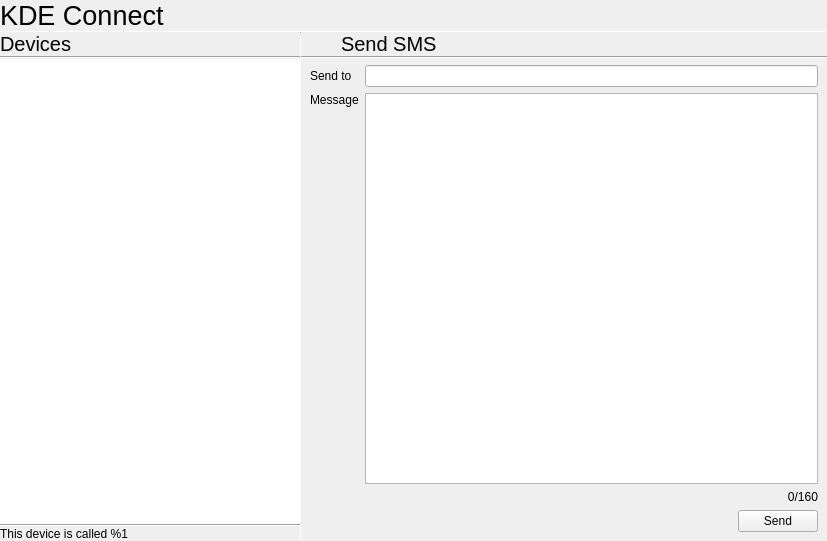
Qt form shell/kdeconnect/kdeconnectwidget.ui (vicr123/theshell) before a commit.
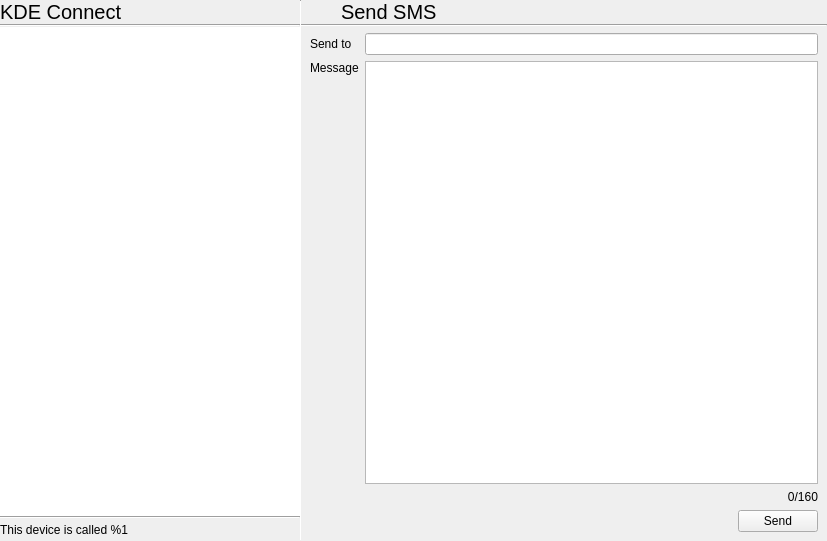
The same form after that commit. The open tabs and pages were chosen to show the change. Icons and pictures are not drawn. Custom widgets are drawn as their Qt base class.

Commit message: KDE Connect phone number validation

What changed in the file:
```diff
--- a/shell/kdeconnect/kdeconnectwidget.ui
+++ b/shell/kdeconnect/kdeconnectwidget.ui
@@ -29,34 +29,6 @@
    <property name="bottomMargin">
     <number>0</number>
    </property>
-   <item>
-    <widget class="QLabel" name="label">
-     <property name="font">
-      <font>
-       <pointsize>20</pointsize>
-      </font>
-     </property>
-     <property name="text">
-      <string>KDE Connect</string>
-     </property>
-     <property name="margin">
-      <number>9</number>
-     </property>
-    </widget>
-   </item>
-   <item>
-    <widget class="Line" name="line_3">
-     <property name="maximumSize">
-      <size>
-       <width>16777215</width>
-       <height>1</height>
-      </size>
-     </property>
-     <property name="orientation">
-      <enum>Qt::Horizontal</enum>
-     </property>
-    </widget>
-   </item>
    <item>
     <layout class="QHBoxLayout" name="horizontalLayout">
      <property name="spacing">
@@ -105,7 +77,7 @@
              </font>
             </property>
             <property name="text">
-             <string>Devices</string>
+             <string>KDE Connect</string>
             </property>
             <property name="margin">
              <number>9</number>
@@ -136,7 +108,18 @@
          </widget>
         </item>
         <item>
+         <layout class="QHBoxLayout" name="horizontalLayout_10">
+          <property name="spacing">
+           <number>0</number>
+          </property>
+          <item>
          <widget class="QLabel" name="announcedName">
+            <property name="sizePolicy">
+             <sizepolicy hsizetype="Expanding" vsizetype="Preferred">
+              <horstretch>0</horstretch>
+              <verstretch>0</verstretch>
+             </sizepolicy>
+            </property>
           <property name="text">
            <string notr="true">This device is called %1</string>
           </property>
@@ -148,6 +131,27 @@
           </property>
          </widget>
         </item>
+          <item>
+           <widget class="QPushButton" name="renameButton">
+            <property name="sizePolicy">
+             <sizepolicy hsizetype="Preferred" vsizetype="Preferred">
+              <horstretch>0</horstretch>
+              <verstretch>0</verstretch>
+             </sizepolicy>
+            </property>
+            <property name="text">
+             <string/>
+            </property>
+            <property name="icon">
+             <iconset theme="edit-rename"/>
+            </property>
+            <property name="flat">
+             <bool>true</bool>
+            </property>
+           </widget>
+          </item>
+         </layout>
+        </item>
        </layout>
       </widget>
      </item>
```
Left out of the diff: 2 changed lines with no effect on the pictures. Lines whose indentation alone changed are shown as unchanged. The commit also changes 4 other files.
